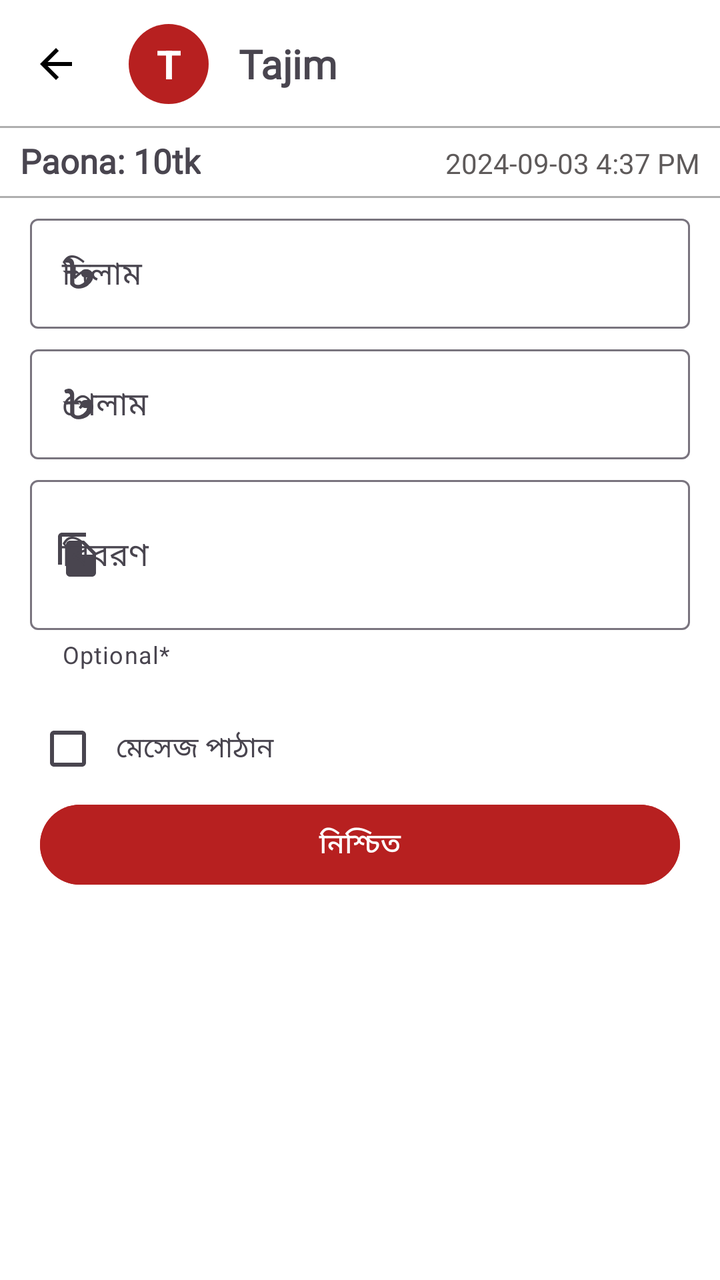
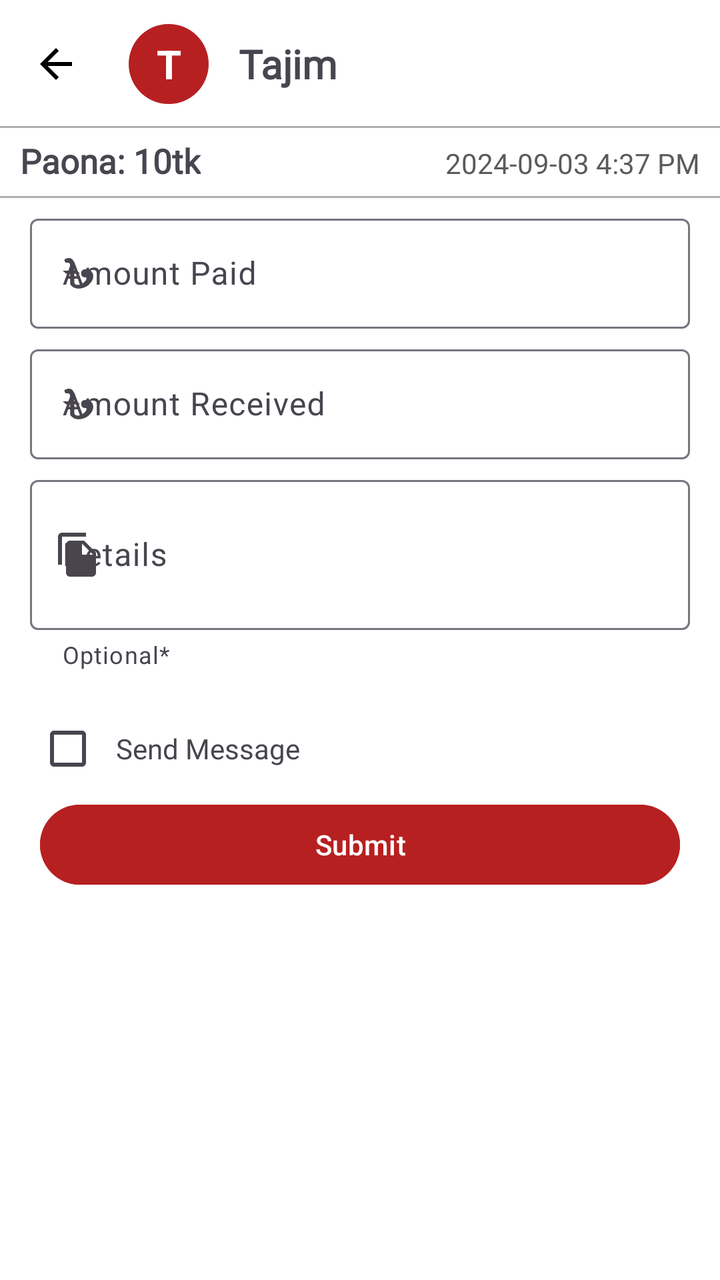

Before-and-after screenshots of an Android layout around one commit, followed by the original layout XML and the change that was made.
<!-- AndroidManifest.xml: application theme Theme.HisabKorun -->
<!-- res/layout/activity_details.xml -->
<?xml version="1.0" encoding="utf-8"?>
<RelativeLayout xmlns:android="http://schemas.android.com/apk/res/android"
    xmlns:app="http://schemas.android.com/apk/res-auto"
    xmlns:tools="http://schemas.android.com/tools"
    android:id="@+id/maind"
    android:layout_width="match_parent"
    android:layout_height="match_parent"
    tools:context=".ActivityDetails"
    android:background="#fff"

    >


    <androidx.appcompat.widget.Toolbar
        android:id="@+id/toolbar_details"
        android:layout_width="match_parent"
        android:layout_height="?attr/actionBarSize"
        app:navigationIcon="@drawable/baseline_arrow_back_24"
        android:background="@drawable/bottom_shade"
        app:title=" "



        >


        <TextView
            android:id="@+id/circle_txt_dtl"
            android:layout_width="40dp"
            android:layout_height="40dp"
            android:background="@drawable/circle_colored"
            android:layout_centerVertical="true"
            android:text="T"
            android:gravity="center"
            android:textSize="20dp"
            android:translationX="-10dp"
            android:textColor="#fff"
            android:textStyle="bold"
            android:layout_marginLeft="5dp"
            />

        <TextView
            android:id="@+id/name_details"
            android:layout_width="wrap_content"
            android:layout_height="wrap_content"
            android:text="Tajim"
            android:layout_toRightOf="@+id/circle_txt_dtl"
            android:layout_centerVertical="true"
            android:layout_marginLeft="15dp"
            android:textSize="20dp"
            android:translationX="-10dp"
            android:fontFamily="@font/ballo"
            android:textStyle="bold"/>


        <TextView
            android:id="@+id/number_details"
            android:layout_width="wrap_content"
            android:layout_height="wrap_content"
            android:text=""
            android:layout_toRightOf="@+id/name_details"
            android:layout_centerVertical="true"
            android:textSize="17dp"
            android:textColor="#6E6969"
            android:fontFamily="@font/ballo"
            />








    </androidx.appcompat.widget.Toolbar>




    <RelativeLayout
        android:id="@+id/rel_dl"
        android:layout_width="match_parent"
        android:layout_height="35dp"
        android:background="@drawable/bottom_shade"
        android:layout_below="@+id/toolbar_details"


        >



    <TextView

        android:id="@+id/money_details"
        android:layout_marginVertical="5dp"
        android:layout_width="wrap_content"
        android:layout_height="match_parent"
        android:text="Paona: 10tk"
        android:paddingBottom="3dp"
        android:textSize="17dp"
        android:textStyle="bold"
        android:paddingLeft="10dp"
        android:fontFamily="@font/ballo"
        />

        <TextView
            android:id="@+id/txt_date_details"
            android:layout_width="wrap_content"
            android:layout_height="match_parent"
            android:text="2024-09-03 4:37 PM"
            android:fontFamily="@font/ballo"
            android:layout_alignParentRight="true"
            android:gravity="center_vertical"
            android:paddingRight="10dp"
            android:textColor="#5E5A5A"/>

    </RelativeLayout>

    <com.google.android.material.textfield.TextInputLayout
        android:id="@+id/dilam_edit_detailsH"
        style="@style/Widget.Material3.TextInputLayout.OutlinedBox"
        android:layout_width="match_parent"
        android:layout_height="wrap_content"
        app:startIconDrawable="@drawable/tk"
        android:layout_marginHorizontal="15dp"
        android:layout_below="@+id/rel_dl"
        android:layout_marginTop="5dp"
        android:hint="দিলাম ">
        <com.google.android.material.textfield.TextInputEditText
            android:id="@+id/dilam_edit_details"
            android:layout_width="match_parent"
            android:layout_height="55dp"
            android:inputType="number"


            />

    </com.google.android.material.textfield.TextInputLayout>

    <com.google.android.material.textfield.TextInputLayout
        android:id="@+id/pelam_edit_detailsH"
        style="@style/Widget.Material3.TextInputLayout.OutlinedBox"
        android:layout_width="match_parent"
        android:layout_height="wrap_content"
        app:startIconDrawable="@drawable/tk"
        android:layout_marginHorizontal="15dp"
        android:layout_below="@+id/dilam_edit_detailsH"
        android:layout_marginTop="5dp"
        android:hint="পেলাম ">
        <com.google.android.material.textfield.TextInputEditText
            android:id="@+id/pelam_edit_details"
            android:layout_width="match_parent"
            android:layout_height="55dp"
            android:inputType="number"
            />

    </com.google.android.material.textfield.TextInputLayout>






    <com.google.android.material.textfield.TextInputLayout
        android:id="@+id/details_edit_detailsH"
        style="@style/Widget.Material3.TextInputLayout.OutlinedBox"
        android:layout_width="match_parent"
        android:layout_height="wrap_content"
        app:startIconDrawable="@drawable/baseline_details_24"
        android:layout_marginHorizontal="15dp"
        android:layout_below="@+id/pelam_edit_detailsH"
        android:layout_marginTop="5dp"
        app:helperText="Optional*"
        android:hint="বিবরণ">
        <com.google.android.material.textfield.TextInputEditText
            android:id="@+id/details_edit_details"
            android:layout_width="match_parent"
            android:layout_height="75dp"

            />

    </com.google.android.material.textfield.TextInputLayout>


    <Button
        android:id="@+id/btn_details"
        android:layout_width="match_parent"
        android:layout_height="wrap_content"
        android:text="নিশ্চিত"
        android:layout_marginHorizontal="20dp"
        android:layout_below="@+id/op_1_dtl"

        android:backgroundTint="@color/theme"
        />

    

    <RelativeLayout
        android:id="@+id/op_1_dtl"
        android:layout_width="wrap_content"
        android:layout_height="wrap_content"
        android:layout_below="@id/details_edit_detailsH"
        android:layout_marginTop="15dp"

        >

        <CheckBox
            android:id="@+id/chk_msg_dtl"
            android:layout_width="wrap_content"
            android:layout_height="wrap_content"
            android:layout_marginLeft="10dp"

            />

        <TextView
            android:layout_width="wrap_content"
            android:layout_height="wrap_content"
            android:text="মেসেজ পাঠান "
            android:fontFamily="@font/ballo"
            android:layout_centerVertical="true"
            android:layout_toRightOf="@+id/chk_msg_dtl"/>

    </RelativeLayout>
















</RelativeLayout>
<!-- resources referenced by this layout -->
<resources>
  <color name="theme">#B72020</color>
  <!-- drawable baseline_arrow_back_24 (drawable) -->
  <vector xmlns:android="http://schemas.android.com/apk/res/android" android:autoMirrored="true" android:height="24dp" android:tint="#000000" android:viewportHeight="24" android:viewportWidth="24" android:width="24dp">
        
      <path android:fillColor="@android:color/white" android:pathData="M20,11H7.83l5.59,-5.59L12,4l-8,8 8,8 1.41,-1.41L7.83,13H20v-2z"/>
      
  </vector>
  <!-- drawable baseline_details_24 (drawable) -->
  <vector xmlns:android="http://schemas.android.com/apk/res/android" android:height="24dp" android:tint="#000000" android:viewportHeight="24" android:viewportWidth="24" android:width="24dp">
        
      <path android:fillColor="@android:color/white" android:pathData="M16,1L4,1c-1.1,0 -2,0.9 -2,2v14h2L4,3h12L16,1zM15,5l6,6v10c0,1.1 -0.9,2 -2,2L7.99,23C6.89,23 6,22.1 6,21l0.01,-14c0,-1.1 0.89,-2 1.99,-2h7zM14,12h5.5L14,6.5L14,12z"/>
      
  </vector>
  <!-- drawable bottom_shade (drawable) -->
  <?xml version="1.0" encoding="utf-8"?>
  <layer-list xmlns:android="http://schemas.android.com/apk/res/android" >
  
  
      <item>
          <shape android:shape="rectangle" >
              <solid android:color="#612F2D2D" />
              <corners android:radius="0dp" />
          </shape>
      </item>
  
  
      <item
          android:bottom="1dp"
          android:left="0dp"
          android:right="0dp"
          android:top="0dp">
  
  
          <shape android:shape="rectangle" >
              <solid android:color="#FFFFFF" />
              <corners android:radius="0dp" />
          </shape>
  
          <shape android:shape="rectangle"  >
               <corners android:radius="20dip" />
               <stroke android:width="0dip"
                   android:color="#10000000" />
  
  
           </shape>
  
  
      </item>
  
  </layer-list>
  <!-- drawable circle_colored (drawable) -->
  <?xml version="1.0" encoding="utf-8"?>
  
  <shape
      xmlns:android="http://schemas.android.com/apk/res/android"
      android:shape="oval">
  
      <solid
          android:color="@color/theme"/>
  
      <size
          android:width="120dp"
          android:height="120dp"/>
  </shape>
  <!-- drawable tk: vector/xml drawable (drawable, 2925 chars, omitted) -->
  <style name="Theme.HisabKorun" parent="Base.Theme.HisabKorun" />
  <style name="Base.Theme.HisabKorun" parent="Theme.Material3.Light.NoActionBar">
          <item name="android:statusBarColor" tools:targetApi="l">#FFFFFF</item>
          <item name="android:windowLightStatusBar" tools:ignore="NewApi">true</item>
  
      </style>
</resources>

<!-- the commit's change to res/layout/activity_details.xml (unified diff, before → after) -->
@@ -125,7 +125,7 @@
         android:layout_marginHorizontal="15dp"
         android:layout_below="@+id/rel_dl"
         android:layout_marginTop="5dp"
-        android:hint="দিলাম ">
+        android:hint="Amount Paid">
         <com.google.android.material.textfield.TextInputEditText
             android:id="@+id/dilam_edit_details"
             android:layout_width="match_parent"
@@ -146,7 +146,7 @@
         android:layout_marginHorizontal="15dp"
         android:layout_below="@+id/dilam_edit_detailsH"
         android:layout_marginTop="5dp"
-        android:hint="পেলাম ">
+        android:hint="Amount Received">
         <com.google.android.material.textfield.TextInputEditText
             android:id="@+id/pelam_edit_details"
             android:layout_width="match_parent"
@@ -171,7 +171,7 @@
         android:layout_below="@+id/pelam_edit_detailsH"
         android:layout_marginTop="5dp"
         app:helperText="Optional*"
-        android:hint="বিবরণ">
+        android:hint="Details">
         <com.google.android.material.textfield.TextInputEditText
             android:id="@+id/details_edit_details"
             android:layout_width="match_parent"
@@ -186,14 +186,12 @@
         android:id="@+id/btn_details"
         android:layout_width="match_parent"
         android:layout_height="wrap_content"
-        android:text="নিশ্চিত"
+        android:text="Submit"
         android:layout_marginHorizontal="20dp"
         android:layout_below="@+id/op_1_dtl"
 
         android:backgroundTint="@color/theme"
         />
-
-    
 
     <RelativeLayout
         android:id="@+id/op_1_dtl"
@@ -215,7 +213,7 @@
         <TextView
             android:layout_width="wrap_content"
             android:layout_height="wrap_content"
-            android:text="মেসেজ পাঠান "
+            android:text="Send Message "
             android:fontFamily="@font/ballo"
             android:layout_centerVertical="true"
             android:layout_toRightOf="@+id/chk_msg_dtl"/>
